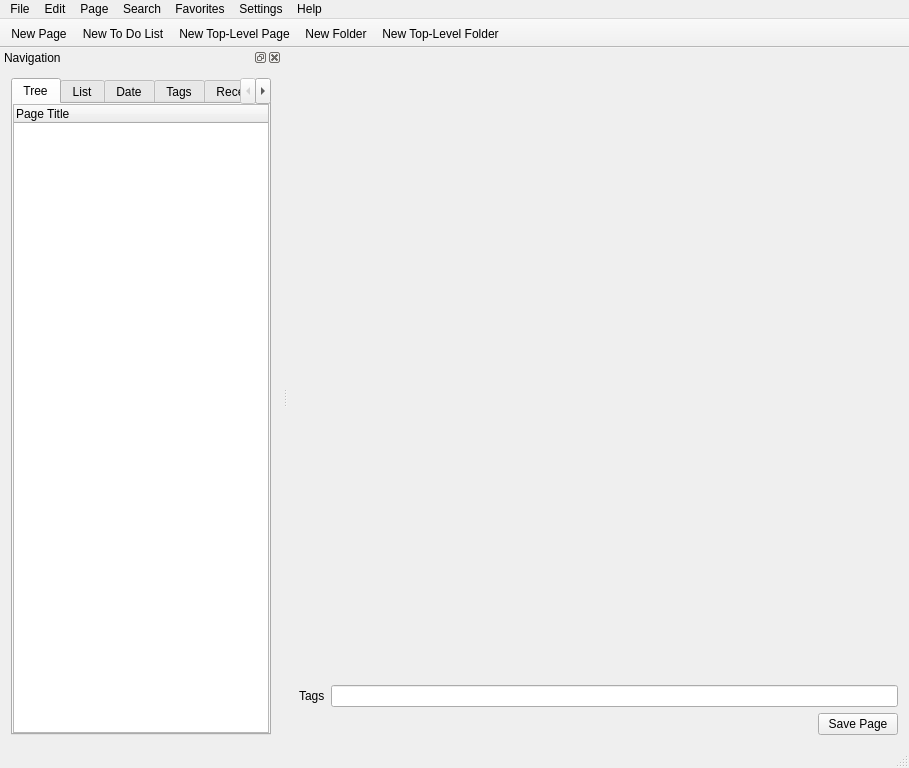
Qt form pynotebookwindow.ui (redeyedvireo/PyNoteBook) before a commit.
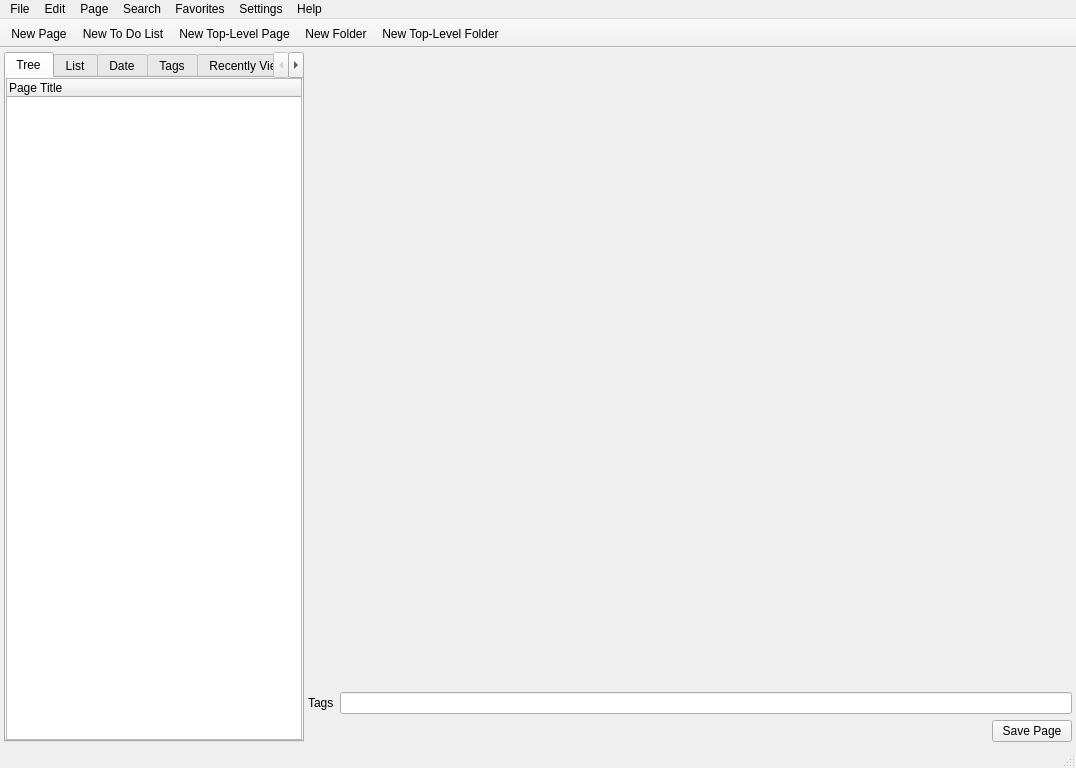
The same form after that commit. The open tabs and pages were chosen to show the change. Icons and pictures are not drawn. Custom widgets are drawn as their Qt base class.

Commit message: Move navigation widgets out of a dock widget.

What changed in the file:
```diff
--- a/pynotebookwindow.ui
+++ b/pynotebookwindow.ui
@@ -6,7 +6,7 @@
    <rect>
     <x>0</x>
     <y>0</y>
-    <width>909</width>
+    <width>1076</width>
     <height>768</height>
    </rect>
   </property>
@@ -18,67 +18,265 @@
     <normaloff>:/NoteBook/NoteBook.ico</normaloff>:/NoteBook/NoteBook.ico</iconset>
   </property>
   <widget class="QWidget" name="centralWidget">
-   <layout class="QVBoxLayout" name="verticalLayout">
+   <layout class="QHBoxLayout" name="horizontalLayout_4">
+    <property name="spacing">
+     <number>4</number>
+    </property>
+    <property name="leftMargin">
+     <number>4</number>
+    </property>
+    <property name="topMargin">
+     <number>4</number>
+    </property>
+    <property name="rightMargin">
+     <number>4</number>
+    </property>
+    <property name="bottomMargin">
+     <number>4</number>
+    </property>
     <item>
-     <widget class="CTitleLabelWidget" name="titleLabelWidget" native="true"/>
-    </item>
-    <item>
-     <widget class="QStackedWidget" name="editorStackedWidget">
-      <property name="sizeIncrement">
+     <widget class="QTabWidget" name="navigationTabWidget">
+      <property name="sizePolicy">
+       <sizepolicy hsizetype="Minimum" vsizetype="Expanding">
+        <horstretch>0</horstretch>
+        <verstretch>1</verstretch>
+       </sizepolicy>
+      </property>
+      <property name="minimumSize">
        <size>
-        <width>0</width>
-        <height>1</height>
+        <width>300</width>
+        <height>0</height>
        </size>
       </property>
       <property name="currentIndex">
        <number>0</number>
       </property>
-      <widget class="RichTextEditWidget" name="pageTextEdit">
-       <layout class="QHBoxLayout" name="horizontalLayout_3"/>
+      <widget class="QWidget" name="treeTab">
+       <attribute name="title">
+        <string>Tree</string>
+       </attribute>
+       <layout class="QVBoxLayout" name="verticalLayout_4">
+        <property name="spacing">
+         <number>0</number>
+        </property>
+        <property name="leftMargin">
+         <number>0</number>
+        </property>
+        <property name="topMargin">
+         <number>0</number>
+        </property>
+        <property name="rightMargin">
+         <number>0</number>
+        </property>
+        <property name="bottomMargin">
+         <number>0</number>
+        </property>
+        <item>
+         <widget class="CPageTree" name="pageTree">
+          <column>
+           <property name="text">
+            <string>Page Title</string>
+           </property>
+          </column>
+         </widget>
+        </item>
+       </layout>
+      </widget>
+      <widget class="QWidget" name="listTab">
+       <attribute name="title">
+        <string>List</string>
+       </attribute>
+       <layout class="QVBoxLayout" name="verticalLayout_5">
+        <property name="spacing">
+         <number>0</number>
+        </property>
+        <property name="leftMargin">
+         <number>0</number>
+        </property>
+        <property name="topMargin">
+         <number>0</number>
+        </property>
+        <property name="rightMargin">
+         <number>0</number>
+        </property>
+        <property name="bottomMargin">
+         <number>0</number>
+        </property>
+        <item>
+         <widget class="CPageTitleList" name="pageTitleList">
+          <property name="sortingEnabled">
+           <bool>true</bool>
+          </property>
+         </widget>
+        </item>
+       </layout>
+      </widget>
+      <widget class="QWidget" name="dateTab">
+       <attribute name="title">
+        <string>Date</string>
+       </attribute>
+       <layout class="QVBoxLayout" name="verticalLayout_6">
+        <property name="spacing">
+         <number>0</number>
+        </property>
+        <property name="leftMargin">
+         <number>0</number>
+        </property>
+        <property name="topMargin">
+         <number>0</number>
+        </property>
+        <property name="rightMargin">
+         <number>0</number>
+        </property>
+        <property name="bottomMargin">
+         <number>0</number>
+        </property>
+        <item>
+         <widget class="CDateTree" name="dateTree">
+          <property name="sortingEnabled">
+           <bool>false</bool>
+          </property>
+          <column>
+           <property name="text">
+            <string>Date</string>
+           </property>
+          </column>
+         </widget>
+        </item>
+       </layout>
+      </widget>
+      <widget class="QWidget" name="tagsTab">
+       <attribute name="title">
+        <string>Tags</string>
+       </attribute>
+       <layout class="QVBoxLayout" name="verticalLayout_7">
+        <property name="spacing">
+         <number>0</number>
+        </property>
+        <property name="leftMargin">
+         <number>0</number>
+        </property>
+        <property name="topMargin">
+         <number>0</number>
+        </property>
+        <property name="rightMargin">
+         <number>0</number>
+        </property>
+        <property name="bottomMargin">
+         <number>0</number>
+        </property>
+        <item>
+         <widget class="CTagList" name="tagList">
+          <property name="sortingEnabled">
+           <bool>true</bool>
+          </property>
+         </widget>
+        </item>
+       </layout>
+      </widget>
+      <widget class="QWidget" name="historyTab">
+       <attribute name="title">
+        <string>Recently Viewed</string>
+       </attribute>
+       <layout class="QVBoxLayout" name="verticalLayout_10">
+        <property name="spacing">
+         <number>0</number>
+        </property>
+        <property name="leftMargin">
+         <number>0</number>
+        </property>
+        <property name="topMargin">
+         <number>0</number>
+        </property>
+        <property name="rightMargin">
+         <number>0</number>
+        </property>
+        <property name="bottomMargin">
+         <number>0</number>
+        </property>
+        <item>
+         <widget class="CPageHistoryWidget" name="recentlyViewedList"/>
+        </item>
+       </layout>
       </widget>
      </widget>
     </item>
     <item>
-     <layout class="QHBoxLayout" name="horizontalLayout">
+     <layout class="QVBoxLayout" name="verticalLayout">
       <item>
-       <widget class="QLabel" name="label_5">
-        <property name="text">
-         <string>Tags</string>
-        </property>
-       </widget>
+       <widget class="CTitleLabelWidget" name="titleLabelWidget" native="true"/>
       </item>
       <item>
-       <widget class="QLineEdit" name="tagsEdit"/>
-      </item>
-     </layout>
-    </item>
-    <item>
-     <layout class="QHBoxLayout" name="horizontalLayout_2">
-      <item>
-       <widget class="QLabel" name="messageLabel">
+       <widget class="QStackedWidget" name="editorStackedWidget">
         <property name="sizePolicy">
          <sizepolicy hsizetype="Preferred" vsizetype="Preferred">
-          <horstretch>1</horstretch>
+          <horstretch>0</horstretch>
           <verstretch>0</verstretch>
          </sizepolicy>
         </property>
-        <property name="text">
-         <string/>
+        <property name="sizeIncrement">
+         <size>
+          <width>0</width>
+          <height>1</height>
+         </size>
         </property>
+        <property name="currentIndex">
+         <number>0</number>
+        </property>
+        <widget class="RichTextEditWidget" name="pageTextEdit">
+         <property name="sizePolicy">
+          <sizepolicy hsizetype="Preferred" vsizetype="Preferred">
+           <horstretch>0</horstretch>
+           <verstretch>0</verstretch>
+          </sizepolicy>
+         </property>
+         <layout class="QHBoxLayout" name="horizontalLayout_3"/>
+        </widget>
        </widget>
       </item>
       <item>
-       <widget class="QPushButton" name="savePageButton">
-        <property name="toolTip">
-         <string>Save Page (Ctrl+S)</string>
-        </property>
-        <property name="text">
-         <string>Save Page</string>
-        </property>
-        <property name="shortcut">
-         <string>Ctrl+S</string>
-        </property>
-       </widget>
+       <layout class="QHBoxLayout" name="horizontalLayout">
+        <item>
+         <widget class="QLabel" name="label_5">
+          <property name="text">
+           <string>Tags</string>
+          </property>
+         </widget>
+        </item>
+        <item>
+         <widget class="QLineEdit" name="tagsEdit"/>
+        </item>
+       </layout>
+      </item>
+      <item>
+       <layout class="QHBoxLayout" name="horizontalLayout_2">
+        <item>
+         <widget class="QLabel" name="messageLabel">
+          <property name="sizePolicy">
+           <sizepolicy hsizetype="Preferred" vsizetype="Preferred">
+            <horstretch>1</horstretch>
+            <verstretch>0</verstretch>
+           </sizepolicy>
+          </property>
+          <property name="text">
+           <string/>
+          </property>
+         </widget>
+        </item>
+        <item>
+         <widget class="QPushButton" name="savePageButton">
+          <property name="toolTip">
+           <string>Save Page (Ctrl+S)</string>
+          </property>
+          <property name="text">
+           <string>Save Page</string>
+          </property>
+          <property name="shortcut">
+           <string>Ctrl+S</string>
+          </property>
+         </widget>
+        </item>
+       </layout>
       </item>
      </layout>
     </item>
@@ -89,7 +287,7 @@
     <rect>
      <x>0</x>
      <y>0</y>
-     <width>909</width>
+     <width>1076</width>
      <height>21</height>
     </rect>
    </property>
@@ -166,191 +364,6 @@
    <addaction name="menuHelp"/>
   </widget>
   <widget class="QStatusBar" name="statusBar"/>
-  <widget class="QDockWidget" name="navigationDockWidget">
-   <property name="sizePolicy">
-    <sizepolicy hsizetype="Preferred" vsizetype="Preferred">
-     <horstretch>0</horstretch>
-     <verstretch>0</verstretch>
-    </sizepolicy>
-   </property>
-   <property name="minimumSize">
-    <size>
-     <width>280</width>
-     <height>158</height>
-    </size>
-   </property>
-   <property name="windowTitle">
-    <string>Navigation</string>
-   </property>
-   <attribute name="dockWidgetArea">
-    <number>1</number>
-   </attribute>
-   <widget class="QWidget" name="dockWidgetContents">
-    <layout class="QVBoxLayout" name="verticalLayout_3">
-     <item>
-      <widget class="QTabWidget" name="navigationTabWidget">
-       <property name="sizePolicy">
-        <sizepolicy hsizetype="Expanding" vsizetype="Expanding">
-         <horstretch>0</horstretch>
-         <verstretch>1</verstretch>
-        </sizepolicy>
-       </property>
-       <property name="currentIndex">
-        <number>4</number>
-       </property>
-       <widget class="QWidget" name="treeTab">
-        <attribute name="title">
-         <string>Tree</string>
-        </attribute>
-        <layout class="QVBoxLayout" name="verticalLayout_4">
-         <property name="spacing">
-          <number>0</number>
-         </property>
-         <property name="leftMargin">
-          <number>0</number>
-         </property>
-         <property name="topMargin">
-          <number>0</number>
-         </property>
-         <property name="rightMargin">
-          <number>0</number>
-         </property>
-         <property name="bottomMargin">
-          <number>0</number>
-         </property>
-         <item>
-          <widget class="CPageTree" name="pageTree">
-           <column>
-            <property name="text">
-             <string>Page Title</string>
-            </property>
-           </column>
-          </widget>
-         </item>
-        </layout>
-       </widget>
-       <widget class="QWidget" name="listTab">
-        <attribute name="title">
-         <string>List</string>
-        </attribute>
-        <layout class="QVBoxLayout" name="verticalLayout_5">
-         <property name="spacing">
-          <number>0</number>
-         </property>
-         <property name="leftMargin">
-          <number>0</number>
-         </property>
-         <property name="topMargin">
-          <number>0</number>
-         </property>
-         <property name="rightMargin">
-          <number>0</number>
-         </property>
-         <property name="bottomMargin">
-          <number>0</number>
-         </property>
-         <item>
-          <widget class="CPageTitleList" name="pageTitleList">
-           <property name="sortingEnabled">
-            <bool>true</bool>
-           </property>
-          </widget>
-         </item>
-        </layout>
-       </widget>
-       <widget class="QWidget" name="dateTab">
-        <attribute name="title">
-         <string>Date</string>
-        </attribute>
-        <layout class="QVBoxLayout" name="verticalLayout_6">
-         <property name="spacing">
-          <number>0</number>
-         </property>
-         <property name="leftMargin">
-          <number>0</number>
-         </property>
-         <property name="topMargin">
-          <number>0</number>
-         </property>
-         <property name="rightMargin">
-          <number>0</number>
-         </property>
-         <property name="bottomMargin">
-          <number>0</number>
-         </property>
-         <item>
-          <widget class="CDateTree" name="dateTree">
-           <property name="sortingEnabled">
-            <bool>false</bool>
-           </property>
-           <column>
-            <property name="text">
-             <string>Date</string>
-            </property>
-           </column>
-          </widget>
-         </item>
-        </layout>
-       </widget>
-       <widget class="QWidget" name="tagsTab">
-        <attribute name="title">
-         <string>Tags</string>
-        </attribute>
-        <layout class="QVBoxLayout" name="verticalLayout_7">
-         <property name="spacing">
-          <number>0</number>
-         </property>
-         <property name="leftMargin">
-          <number>0</number>
-         </property>
-         <property name="topMargin">
-          <number>0</number>
-         </property>
-         <property name="rightMargin">
-          <number>0</number>
-         </property>
-         <property name="bottomMargin">
-          <number>0</number>
-         </property>
-         <item>
-          <widget class="CTagList" name="tagList">
-           <property name="sortingEnabled">
-            <bool>true</bool>
-           </property>
-          </widget>
-         </item>
-        </layout>
-       </widget>
-       <widget class="QWidget" name="historyTab">
-        <attribute name="title">
-         <string>Recently Viewed</string>
-        </attribute>
-        <layout class="QVBoxLayout" name="verticalLayout_10">
-         <property name="spacing">
-          <number>0</number>
-         </property>
-         <property name="leftMargin">
-          <number>0</number>
-         </property>
-         <property name="topMargin">
-          <number>0</number>
-         </property>
-         <property name="rightMargin">
-          <number>0</number>
-         </property>
-         <property name="bottomMargin">
-          <number>0</number>
-         </property>
-         <item>
-          <widget class="CPageHistoryWidget" name="recentlyViewedList"/>
-         </item>
-        </layout>
-       </widget>
-      </widget>
-     </item>
-    </layout>
-   </widget>
-  </widget>
   <widget class="QToolBar" name="toolBar">
    <property name="windowTitle">
     <string>toolBar</string>
```
Left out of the diff: 2 changed lines with no effect on the pictures. The commit also changes 1 other file.
